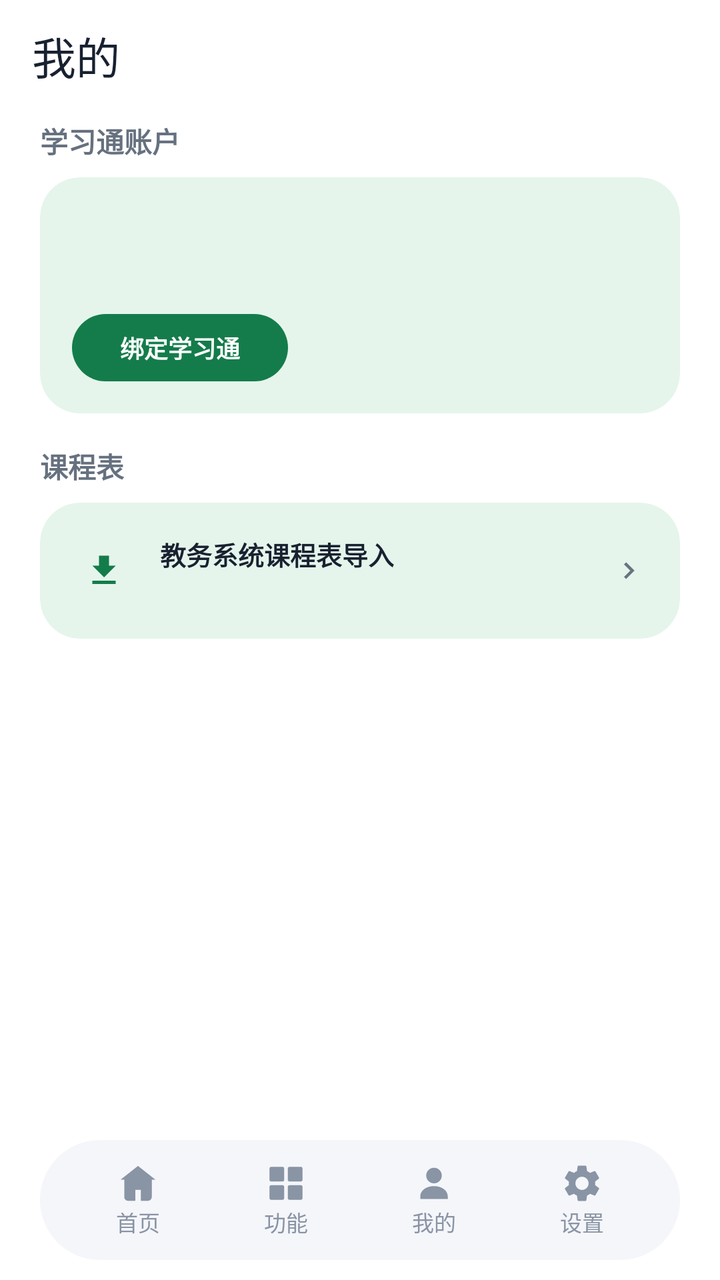
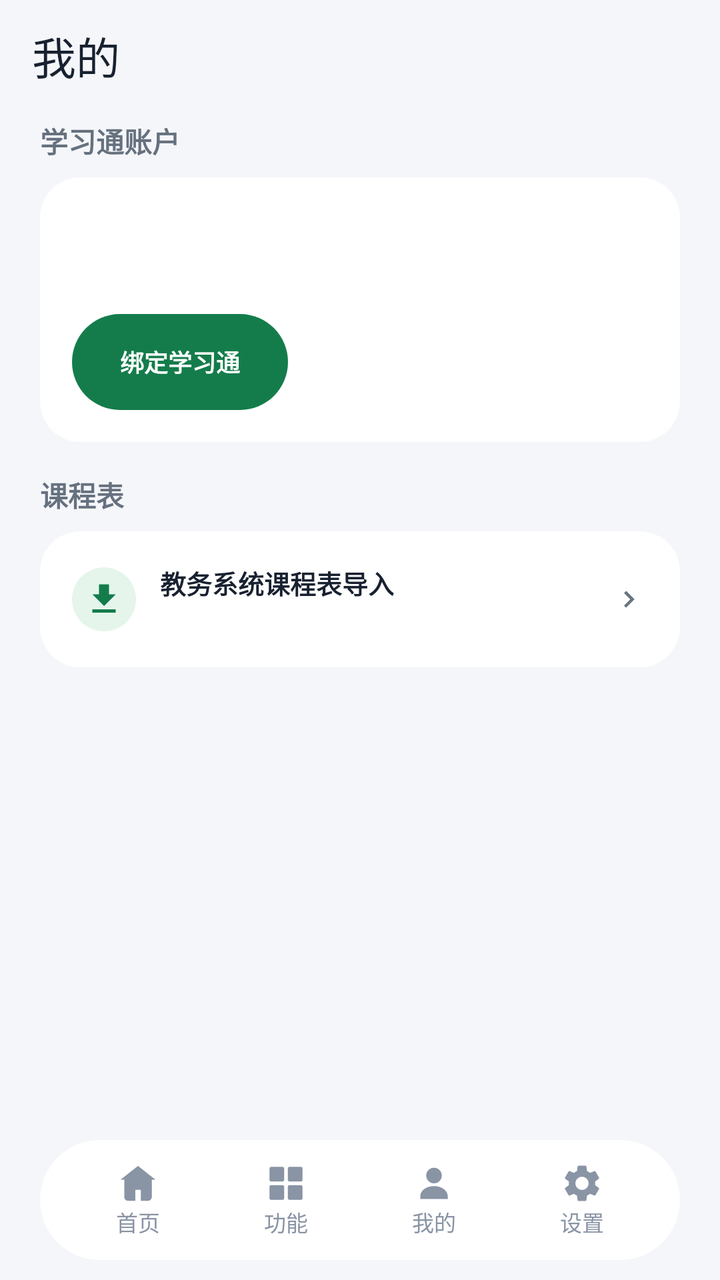

The first picture is an Android layout as it rendered before a commit; the second is the same layout after the commit. The layout source and the unified diff follow.
<!-- AndroidManifest.xml: activity theme Theme.RouteWorkshop.Home -->
<!-- res/layout/activity_profile.xml -->
<?xml version="1.0" encoding="utf-8"?>
<LinearLayout
    xmlns:android="http://schemas.android.com/apk/res/android"
    xmlns:app="http://schemas.android.com/apk/res-auto"
    android:layout_width="match_parent"
    android:layout_height="match_parent"
    android:orientation="vertical"
    android:background="@color/fm_surface">
    <com.google.android.material.appbar.MaterialToolbar
        android:id="@+id/toolbar"
        android:layout_width="match_parent"
        android:layout_height="56dp"
        android:background="@color/fm_surface"
        app:title="@string/fm_profile"
        app:titleTextColor="@color/fm_text" />
    <ScrollView
        android:layout_width="match_parent"
        android:layout_height="0dp"
        android:layout_weight="1"
        android:fillViewport="true"
        android:clipToPadding="false">
        <LinearLayout
            android:layout_width="match_parent"
            android:layout_height="wrap_content"
            android:orientation="vertical"
            android:paddingHorizontal="@dimen/space_4xl"
            android:paddingBottom="@dimen/space_3xl">
            <TextView
                android:layout_width="match_parent"
                android:layout_height="wrap_content"
                android:layout_marginTop="@dimen/space_xs"
                android:layout_marginBottom="@dimen/space_md"
                android:text="@string/study_account_title"
                android:textColor="@color/fm_text_secondary"
                android:textSize="@dimen/text_body"
                android:textStyle="bold" />
            <com.google.android.material.card.MaterialCardView
                android:layout_width="match_parent"
                android:layout_height="wrap_content"
                app:cardBackgroundColor="@color/fm_surface_alt"
                app:cardCornerRadius="@dimen/radius_sheet"
                app:cardElevation="0dp"
                app:strokeWidth="0dp">
                <LinearLayout
                    android:layout_width="match_parent"
                    android:layout_height="wrap_content"
                    android:orientation="vertical"
                    android:padding="@dimen/space_3xl">
                    <TextView
                        android:id="@+id/textProfileName"
                        android:layout_width="match_parent"
                        android:layout_height="wrap_content"
                        android:textColor="@color/fm_text"
                        android:textSize="@dimen/text_title"
                        android:textStyle="bold" />
                    <TextView
                        android:id="@+id/textProfileMeta"
                        android:layout_width="match_parent"
                        android:layout_height="wrap_content"
                        android:layout_marginTop="@dimen/space_xs"
                        android:textColor="@color/fm_text_secondary"
                        android:textSize="@dimen/text_caption" />
                    <TextView
                        android:id="@+id/buttonProfileAccount"
                        android:layout_width="wrap_content"
                        android:layout_height="wrap_content"
                        android:layout_marginTop="@dimen/space_xl"
                        android:background="@drawable/bg_home_pill"
                        android:clickable="true"
                        android:focusable="true"
                        android:paddingHorizontal="@dimen/space_5xl"
                        android:paddingVertical="@dimen/space_md"
                        android:text="@string/study_account_bind"
                        android:textColor="@color/fm_surface"
                        android:textSize="@dimen/text_label"
                        android:textStyle="bold" />
                </LinearLayout>
            </com.google.android.material.card.MaterialCardView>
            <TextView
                android:layout_width="match_parent"
                android:layout_height="wrap_content"
                android:layout_marginTop="@dimen/space_3xl"
                android:layout_marginBottom="@dimen/space_md"
                android:text="@string/fm_timetable"
                android:textColor="@color/fm_text_secondary"
                android:textSize="@dimen/text_body"
                android:textStyle="bold" />
            <com.google.android.material.card.MaterialCardView
                android:layout_width="match_parent"
                android:layout_height="wrap_content"
                app:cardBackgroundColor="@color/fm_surface_alt"
                app:cardCornerRadius="@dimen/radius_sheet"
                app:cardElevation="0dp"
                app:strokeWidth="0dp">
                <LinearLayout
                    android:id="@+id/rowProfileJwImport"
                    android:layout_width="match_parent"
                    android:layout_height="wrap_content"
                    android:background="?attr/selectableItemBackground"
                    android:clickable="true"
                    android:focusable="true"
                    android:gravity="center_vertical"
                    android:orientation="horizontal"
                    android:padding="@dimen/space_3xl">
                    <ImageView
                        android:layout_width="@dimen/icon_home"
                        android:layout_height="@dimen/icon_home"
                        android:background="@drawable/bg_campus_entry_icon"
                        android:contentDescription="@null"
                        android:padding="@dimen/space_sm"
                        android:src="@drawable/ic_study_import"
                        app:tint="@color/fm_link" />
                    <LinearLayout
                        android:layout_width="0dp"
                        android:layout_height="wrap_content"
                        android:layout_marginStart="@dimen/space_xl"
                        android:layout_weight="1"
                        android:orientation="vertical">
                        <TextView
                            android:layout_width="match_parent"
                            android:layout_height="wrap_content"
                            android:text="@string/profile_jw_import_title"
                            android:textColor="@color/fm_text"
                            android:textSize="@dimen/text_meta"
                            android:textStyle="bold" />
                        <TextView
                            android:id="@+id/textProfileJwMeta"
                            android:layout_width="match_parent"
                            android:layout_height="wrap_content"
                            android:layout_marginTop="@dimen/space_hair"
                            android:textColor="@color/fm_text_secondary"
                            android:textSize="@dimen/text_caption" />
                    </LinearLayout>
                    <ImageView
                        android:layout_width="18dp"
                        android:layout_height="18dp"
                        android:contentDescription="@null"
                        android:src="@drawable/ic_campus_chevron_right" />
                </LinearLayout>
            </com.google.android.material.card.MaterialCardView>
        </LinearLayout>
    </ScrollView>
    <include
        android:id="@+id/bottomNav"
        layout="@layout/view_bottom_nav" />
</LinearLayout>
<!-- res/layout/view_bottom_nav.xml (included above) -->
<?xml version="1.0" encoding="utf-8"?>
<LinearLayout
    xmlns:android="http://schemas.android.com/apk/res/android"
    xmlns:app="http://schemas.android.com/apk/res-auto"
    android:layout_width="match_parent"
    android:layout_height="60dp"
    android:layout_marginHorizontal="@dimen/space_4xl"
    android:layout_marginBottom="@dimen/space_lg"
    android:paddingHorizontal="@dimen/space_xl"
    android:background="@drawable/bg_fm_nav"
    android:gravity="center_vertical"
    android:orientation="horizontal">
    <LinearLayout
        android:id="@+id/navHome"
        android:layout_width="0dp"
        android:layout_height="match_parent"
        android:layout_weight="1"
        android:clickable="true"
        android:focusable="true"
        android:gravity="center"
        android:orientation="vertical">
        <ImageView
            android:id="@+id/iconNavHome"
            android:layout_width="22dp"
            android:layout_height="22dp"
            android:src="@drawable/ic_fm_home"
            android:contentDescription="@null"
            app:tint="@color/fm_nav_idle" />
        <TextView
            android:id="@+id/textNavHome"
            android:layout_width="wrap_content"
            android:layout_height="wrap_content"
            android:text="@string/fm_home"
            android:textColor="@color/fm_nav_idle"
            android:textSize="@dimen/text_caption" />
    </LinearLayout>
    <LinearLayout
        android:id="@+id/navFunctions"
        android:layout_width="0dp"
        android:layout_height="match_parent"
        android:layout_weight="1"
        android:clickable="true"
        android:focusable="true"
        android:gravity="center"
        android:orientation="vertical">
        <ImageView
            android:id="@+id/iconNavFunctions"
            android:layout_width="22dp"
            android:layout_height="22dp"
            android:src="@drawable/ic_fm_functions"
            android:contentDescription="@null"
            app:tint="@color/fm_nav_idle" />
        <TextView
            android:id="@+id/textNavFunctions"
            android:layout_width="wrap_content"
            android:layout_height="wrap_content"
            android:text="@string/fm_functions"
            android:textColor="@color/fm_nav_idle"
            android:textSize="@dimen/text_caption" />
    </LinearLayout>
    <LinearLayout
        android:id="@+id/navProfile"
        android:layout_width="0dp"
        android:layout_height="match_parent"
        android:layout_weight="1"
        android:clickable="true"
        android:focusable="true"
        android:gravity="center"
        android:orientation="vertical">
        <ImageView
            android:id="@+id/iconNavProfile"
            android:layout_width="22dp"
            android:layout_height="22dp"
            android:src="@drawable/ic_fm_profile"
            android:contentDescription="@null"
            app:tint="@color/fm_nav_idle" />
        <TextView
            android:id="@+id/textNavProfile"
            android:layout_width="wrap_content"
            android:layout_height="wrap_content"
            android:text="@string/fm_profile"
            android:textColor="@color/fm_nav_idle"
            android:textSize="@dimen/text_caption" />
    </LinearLayout>
    <LinearLayout
        android:id="@+id/navSettings"
        android:layout_width="0dp"
        android:layout_height="match_parent"
        android:layout_weight="1"
        android:clickable="true"
        android:focusable="true"
        android:gravity="center"
        android:orientation="vertical">
        <ImageView
            android:id="@+id/iconNavSettings"
            android:layout_width="22dp"
            android:layout_height="22dp"
            android:src="@drawable/ic_campus_settings"
            android:contentDescription="@null"
            app:tint="@color/fm_nav_idle" />
        <TextView
            android:id="@+id/textNavSettings"
            android:layout_width="wrap_content"
            android:layout_height="wrap_content"
            android:text="@string/home_app_settings_title"
            android:textColor="@color/fm_nav_idle"
            android:textSize="@dimen/text_caption" />
    </LinearLayout>
</LinearLayout>
<!-- resources referenced by this layout -->
<resources>
  <color name="fm_link">#147C4B</color>
  <color name="fm_nav_idle">#8994A5</color>
  <color name="fm_surface">#FFFFFF</color>
  <color name="fm_surface_alt">#E5F5EB</color>
  <color name="fm_text">#182130</color>
  <color name="fm_text_secondary">#66717F</color>
  <dimen name="icon_home">32dp</dimen>
  <dimen name="radius_sheet">20dp</dimen>
  <dimen name="space_3xl">16dp</dimen>
  <dimen name="space_4xl">20dp</dimen>
  <dimen name="space_5xl">24dp</dimen>
  <dimen name="space_hair">2dp</dimen>
  <dimen name="space_lg">10dp</dimen>
  <dimen name="space_md">8dp</dimen>
  <dimen name="space_sm">6dp</dimen>
  <dimen name="space_xl">12dp</dimen>
  <dimen name="space_xs">4dp</dimen>
  <dimen name="text_body">14sp</dimen>
  <dimen name="text_caption">11sp</dimen>
  <dimen name="text_label">12sp</dimen>
  <dimen name="text_meta">13sp</dimen>
  <dimen name="text_title">16sp</dimen>
  <!-- drawable bg_campus_entry_icon (drawable) -->
  <?xml version="1.0" encoding="utf-8"?>
  <shape xmlns:android="http://schemas.android.com/apk/res/android"
      android:shape="oval">
      <solid android:color="@color/campus_mint_pale" />
  </shape>
  <!-- drawable bg_fm_nav (drawable) -->
  <?xml version="1.0" encoding="utf-8"?>
  <shape
      xmlns:android="http://schemas.android.com/apk/res/android">
      <solid
          android:color="@color/fm_nav" />
      <corners
          android:radius="99dp" />
  </shape>
  <!-- drawable bg_home_pill (drawable) -->
  <?xml version="1.0" encoding="utf-8"?>
  <shape
      xmlns:android="http://schemas.android.com/apk/res/android">
      <solid
          android:color="@color/fm_link" />
      <corners
          android:radius="99dp" />
  </shape>
  <!-- drawable ic_study_import (drawable) -->
  <vector xmlns:android="http://schemas.android.com/apk/res/android"
      android:width="24dp"
      android:height="24dp"
      android:viewportWidth="24"
      android:viewportHeight="24">
      <path
          android:fillColor="@color/campus_mint_dark"
          android:pathData="M19,9h-4V3H9v6H5l7,7 7,-7zM5,18v2h14v-2H5z" />
  </vector>
  <string name="fm_functions">功能</string>
  <string name="fm_home">首页</string>
  <string name="fm_profile">我的</string>
  <string name="fm_timetable">课程表</string>
  <string name="home_app_settings_title">设置</string>
  <string name="profile_jw_import_title">教务系统课程表导入</string>
  <string name="study_account_bind">绑定学习通</string>
  <string name="study_account_title">学习通账户</string>
  <style name="Theme.RouteWorkshop.Home" parent="Theme.RouteWorkshop" />
  <color name="campus_mint_pale">@color/fm_surface_alt</color>
  <color name="fm_nav">#F5F6FA</color>
  <color name="campus_muted">@color/fm_muted</color>
  <color name="campus_mint_dark">@color/fm_link</color>
  <color name="fm_on_nav">#147C4B</color>
  <color name="fm_muted">#687480</color>
  <color name="fm_brand">#147C4B</color>
  <color name="fm_on_brand">#FFFFFF</color>
  <color name="fm_background">#F5F6FA</color>
  <color name="fm_border">#E1E6E5</color>
  <style name="Widget.Legion.FinmoriButton" parent="Widget.Material3.Button"><item name="cornerRadius">16dp</item><item name="android:minHeight">48dp</item></style>
  <!-- unchanged entries left out for length: 7 -->
</resources>

<!-- the commit's change to res/layout/activity_profile.xml (unified diff, before → after) -->
@@ -5,12 +5,12 @@
     android:layout_width="match_parent"
     android:layout_height="match_parent"
     android:orientation="vertical"
-    android:background="@color/fm_surface">
+    android:background="@color/fm_background">
     <com.google.android.material.appbar.MaterialToolbar
         android:id="@+id/toolbar"
         android:layout_width="match_parent"
         android:layout_height="56dp"
-        android:background="@color/fm_surface"
+        android:background="@color/fm_background"
         app:title="@string/fm_profile"
         app:titleTextColor="@color/fm_text" />
     <ScrollView
@@ -37,7 +37,7 @@
             <com.google.android.material.card.MaterialCardView
                 android:layout_width="match_parent"
                 android:layout_height="wrap_content"
-                app:cardBackgroundColor="@color/fm_surface_alt"
+                app:cardBackgroundColor="@color/fm_surface"
                 app:cardCornerRadius="@dimen/radius_sheet"
                 app:cardElevation="0dp"
                 app:strokeWidth="0dp">
@@ -65,13 +65,15 @@
                         android:layout_width="wrap_content"
                         android:layout_height="wrap_content"
                         android:layout_marginTop="@dimen/space_xl"
+                        android:minHeight="@dimen/touch_min"
+                        android:gravity="center"
                         android:background="@drawable/bg_home_pill"
                         android:clickable="true"
                         android:focusable="true"
                         android:paddingHorizontal="@dimen/space_5xl"
                         android:paddingVertical="@dimen/space_md"
                         android:text="@string/study_account_bind"
-                        android:textColor="@color/fm_surface"
+                        android:textColor="@color/fm_on_brand"
                         android:textSize="@dimen/text_label"
                         android:textStyle="bold" />
                 </LinearLayout>
@@ -88,7 +90,7 @@
             <com.google.android.material.card.MaterialCardView
                 android:layout_width="match_parent"
                 android:layout_height="wrap_content"
-                app:cardBackgroundColor="@color/fm_surface_alt"
+                app:cardBackgroundColor="@color/fm_surface"
                 app:cardCornerRadius="@dimen/radius_sheet"
                 app:cardElevation="0dp"
                 app:strokeWidth="0dp">
@@ -162,6 +164,7 @@
         android:layout_width="0dp"
         android:layout_height="match_parent"
         android:layout_weight="1"
+        android:background="@drawable/bg_nav_item"
         android:clickable="true"
         android:focusable="true"
         android:gravity="center"
@@ -186,6 +189,7 @@
         android:layout_width="0dp"
         android:layout_height="match_parent"
         android:layout_weight="1"
+        android:background="@drawable/bg_nav_item"
         android:clickable="true"
         android:focusable="true"
         android:gravity="center"
@@ -210,6 +214,7 @@
         android:layout_width="0dp"
         android:layout_height="match_parent"
         android:layout_weight="1"
+        android:background="@drawable/bg_nav_item"
         android:clickable="true"
         android:focusable="true"
         android:gravity="center"
@@ -234,6 +239,7 @@
         android:layout_width="0dp"
         android:layout_height="match_parent"
         android:layout_weight="1"
+        android:background="@drawable/bg_nav_item"
         android:clickable="true"
         android:focusable="true"
         android:gravity="center"
<!-- resource entries referenced after the edit -->
@@ -22,6 +22,7 @@
   <dimen name="text_label">12sp</dimen>
   <dimen name="text_meta">13sp</dimen>
   <dimen name="text_title">16sp</dimen>
+  <dimen name="touch_min">48dp</dimen>
   <!-- drawable bg_campus_entry_icon (drawable) -->
   <?xml version="1.0" encoding="utf-8"?>
   <shape xmlns:android="http://schemas.android.com/apk/res/android"
@@ -46,6 +47,22 @@
       <corners
           android:radius="99dp" />
   </shape>
+  <!-- drawable bg_nav_item (drawable) -->
+  <?xml version="1.0" encoding="utf-8"?>
+  <ripple xmlns:android="http://schemas.android.com/apk/res/android"
+      android:color="@color/fm_ripple">
+      <item>
+          <selector>
+              <item android:state_selected="true">
+                  <shape>
+                      <solid android:color="@color/fm_tab_selected" />
+                      <corners android:radius="@dimen/radius_sheet" />
+                  </shape>
+              </item>
+              <item android:drawable="@android:color/transparent" />
+          </selector>
+      </item>
+  </ripple>
   <!-- drawable ic_study_import (drawable) -->
   <vector xmlns:android="http://schemas.android.com/apk/res/android"
       android:width="24dp"
@@ -66,7 +83,9 @@
   <string name="study_account_title">学习通账户</string>
   <style name="Theme.RouteWorkshop.Home" parent="Theme.RouteWorkshop" />
   <color name="campus_mint_pale">@color/fm_surface_alt</color>
-  <color name="fm_nav">#F5F6FA</color>
+  <color name="fm_nav">#FFFFFF</color>
+  <color name="fm_ripple">#24147C4B</color>
+  <color name="fm_tab_selected">#DDEFE4</color>
   <color name="campus_muted">@color/fm_muted</color>
   <color name="campus_mint_dark">@color/fm_link</color>
   <color name="fm_on_nav">#147C4B</color>
